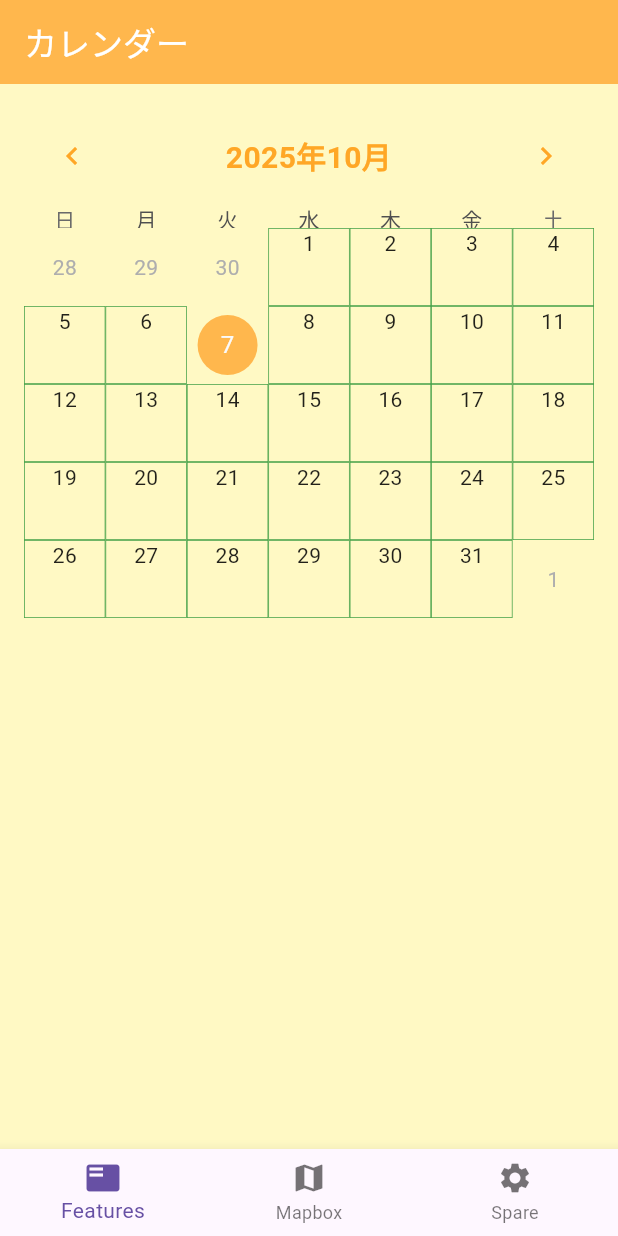
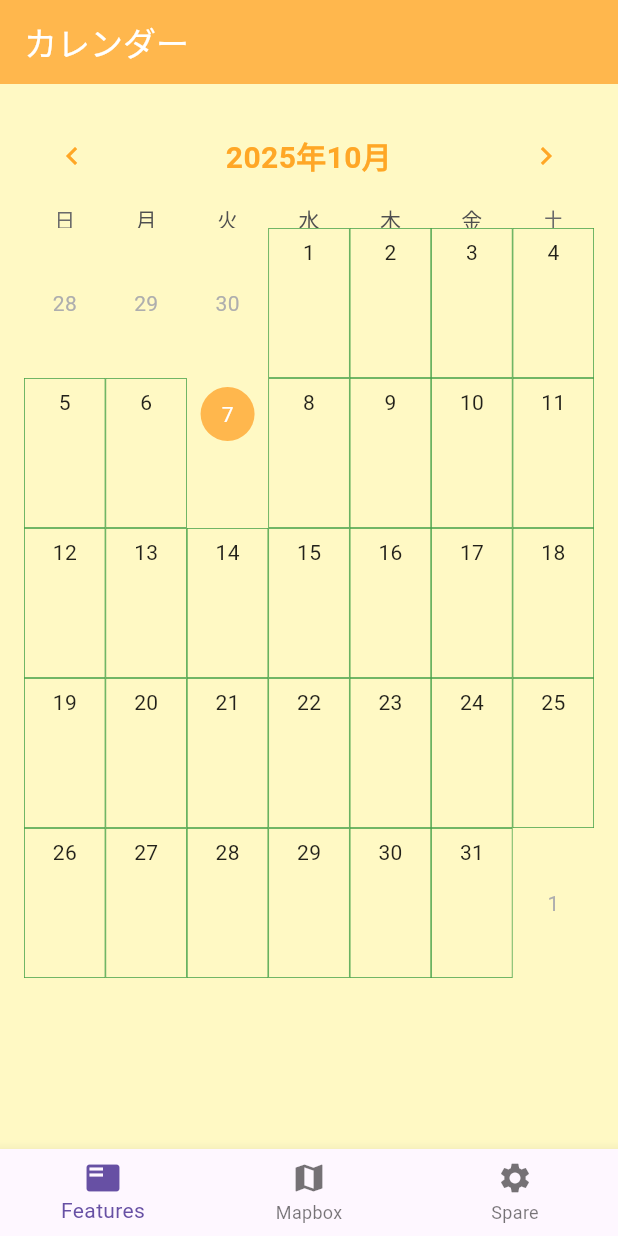
Before and after one commit to yassan16/life-platter, a Flutter app: the screen it shows after launch, on a phone screen of 412 x 824 dp. Run offline on Flutter 3.47's test engine with Material 3 defaults, Android fonts, the phone set to English and light mode, and no system bars; drawn by our look-alikes of table_calendar; our stand-ins replace go_router.

Commit message:
feat: 日付部分の高さを調整可能にする

```diff
--- a/lib/features/tab_cooking_calendar/presentation/cooking_calendar_page.dart
+++ b/lib/features/tab_cooking_calendar/presentation/cooking_calendar_page.dart
@@ -14,6 +14,7 @@ class _CookingCalendarPageState extends State<CookingCalendarPage> {
   DateTime? _selectedDay;
   final Map<DateTime, String> _mealNotes = {};
   final _locale = 'ja_JP';
+  static const double _dayCellHeight = 100; // 日付セルの高さを統一
 
   @override
   Widget build(BuildContext context) {
@@ -28,20 +29,18 @@ class _CookingCalendarPageState extends State<CookingCalendarPage> {
         color: AppColors.pageBackground,
         child: Column(
           children: [
-            Padding(
+            Expanded(
+              child: Padding(
                 padding: const EdgeInsets.all(16.0),
                 child: TableCalendar(
+                  rowHeight: _dayCellHeight,
                   locale: _locale,
                   firstDay: DateTime.utc(2020, 1, 1),
                   lastDay: DateTime.utc(2030, 12, 31),
                   focusedDay: _focusedDay,
                   calendarBuilders: CalendarBuilders(
-                  // デフォルトのセルをカスタマイズ
-                  defaultBuilder: (
-                    BuildContext context,
-                    DateTime day,
-                    DateTime focusedDay,
-                  ) {
+                    // セルの高さを固定して、日付の下にスペースを確保
+                    defaultBuilder: (context, day, focusedDay) {
                       return AnimatedContainer(
                         duration: const Duration(milliseconds: 250),
                         margin: EdgeInsets.zero,
@@ -52,9 +51,79 @@ class _CookingCalendarPageState extends State<CookingCalendarPage> {
                           ),
                         ),
                         alignment: Alignment.topCenter,
+                        child: SizedBox(
+                          height: _dayCellHeight, // セル高さ（変更可）
+                          child: Column(
+                            mainAxisAlignment: MainAxisAlignment.start,
+                            children: [
+                              const SizedBox(height: 6),
+                              Text(
+                                day.day.toString(),
+                                style: const TextStyle(color: Colors.black87),
+                              ),
+                              const Spacer(),
+                            ],
+                          ),
+                        ),
+                      );
+                    },
+                    selectedBuilder: (context, day, focusedDay) {
+                      return AnimatedContainer(
+                        duration: const Duration(milliseconds: 250),
+                        margin: EdgeInsets.zero,
+                        alignment: Alignment.topCenter,
+                        child: SizedBox(
+                          height: _dayCellHeight,
+                          child: Column(
+                            mainAxisAlignment: MainAxisAlignment.start,
+                            children: [
+                              const SizedBox(height: 6),
+                              Container(
+                                width: 36,
+                                height: 36,
+                                decoration: const BoxDecoration(
+                                  color: Color(0xFFFFA726),
+                                  shape: BoxShape.circle,
+                                ),
+                                alignment: Alignment.center,
                                 child: Text(
                                   day.day.toString(),
-                        style: TextStyle(color: Colors.black87),
+                                  style: const TextStyle(color: Colors.white),
+                                ),
+                              ),
+                              const Spacer(),
+                            ],
+                          ),
+                        ),
+                      );
+                    },
+                    todayBuilder: (context, day, focusedDay) {
+                      return AnimatedContainer(
+                        duration: const Duration(milliseconds: 250),
+                        margin: EdgeInsets.zero,
+                        alignment: Alignment.topCenter,
+                        child: SizedBox(
+                          height: _dayCellHeight,
+                          child: Column(
+                            mainAxisAlignment: MainAxisAlignment.start,
+                            children: [
+                              const SizedBox(height: 6),
+                              Container(
+                                width: 36,
+                                height: 36,
+                                decoration: const BoxDecoration(
+                                  color: Color(0xFFFFB74D),
+                                  shape: BoxShape.circle,
+                                ),
+                                alignment: Alignment.center,
+                                child: Text(
+                                  day.day.toString(),
+                                  style: const TextStyle(color: Colors.white),
+                                ),
+                              ),
+                              const Spacer(),
+                            ],
+                          ),
                         ),
                       );
                     },
@@ -99,6 +168,7 @@ class _CookingCalendarPageState extends State<CookingCalendarPage> {
                     });
                     _showMealInputDialog(selectedDay);
                   },
+                ),
               ),
             ),
             // 登録した料理
```
Lines whose indentation alone changed are shown as unchanged.
